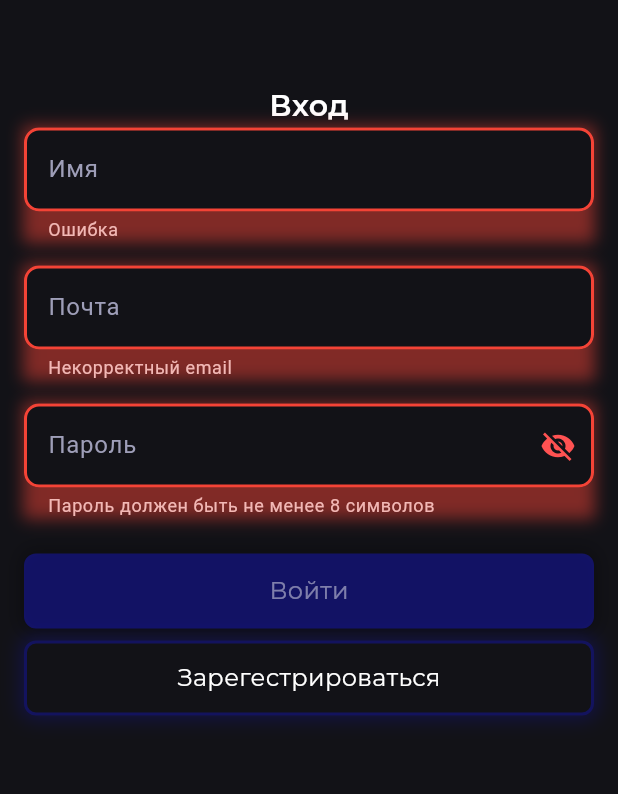
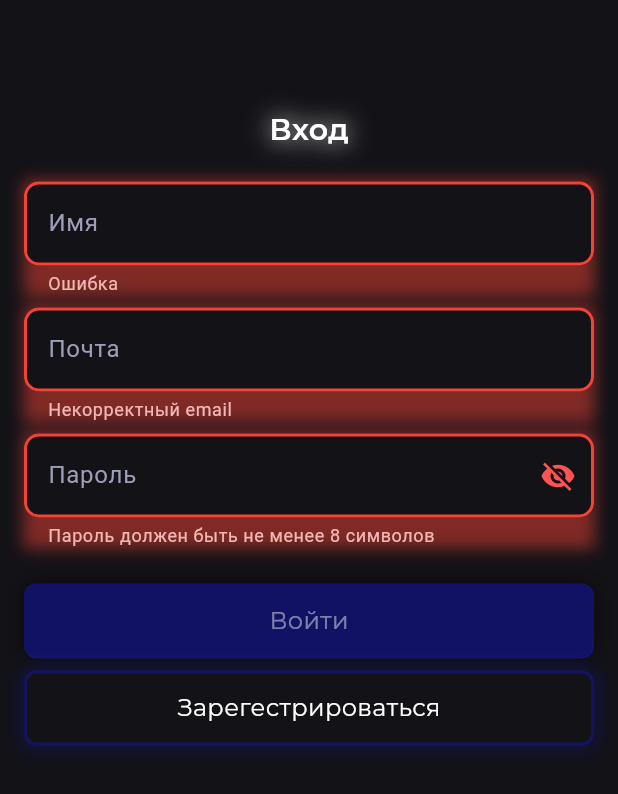
Before and after one commit to CeviCeve/my_band, a Flutter app: the screen it shows after launch, item 2 of the bottom bar chosen, after a tap on "Войти", on a phone screen of 412 x 824 dp. Shown: the top 794 px of the screen. Run offline on Flutter 3.47's test engine with Material 3 defaults, Android fonts, the phone set to English and light mode, and no system bars; our stand-ins replace google_fonts, isar; accounts and stored records are empty; generated files the repository leaves out were written again.

```diff
--- a/lib/ui/activity/login_screen.dart
+++ b/lib/ui/activity/login_screen.dart
@@ -27,7 +27,7 @@ class _LoginScreenState extends State<LoginScreen> {
 
   bool get _isStepValid {
     final isValid =
-        _nameController.text.isEmpty &&
+        _nameController.text.isNotEmpty &&
         _emailController.text.isNotEmpty &&
         _passwordController.text.isNotEmpty &&
         RegExp(
@@ -62,12 +62,18 @@ class _LoginScreenState extends State<LoginScreen> {
         child: Column(
           mainAxisAlignment: MainAxisAlignment.start,
           children: [
-            Text(
-              "Вход",
-              style: GoogleFonts.montserrat(
-                color: Colors.white,
-                fontWeight: FontWeight.w600,
-                fontSize: 20,
+            Padding(
+              padding: const EdgeInsets.fromLTRB(0, 16, 0, 20),
+              child: Text(
+                "Вход",
+                style: GoogleFonts.montserrat(
+                  color: Colors.white,
+                  fontWeight: FontWeight.w600,
+                  fontSize: 20,
+                  shadows: <Shadow>[
+                    Shadow(color: Colors.white, blurRadius: 20),
+                  ],
+                ),
               ),
             ),
             _buildLogin(),
@@ -87,7 +93,7 @@ class _LoginScreenState extends State<LoginScreen> {
           onChanged: (_) => setState(() {}),
         ),
         Padding(
-          padding: const EdgeInsets.fromLTRB(0, 16, 0, 16),
+          padding: const EdgeInsets.fromLTRB(0, 8, 0, 8),
           child: CustomTextField(
             onChanged: (_) => setState(() {}),
             controller: _emailController,
--- a/lib/ui/activity/registration_screen.dart
+++ b/lib/ui/activity/registration_screen.dart
@@ -85,12 +85,18 @@ class _RegistrationScreenState extends State<RegistrationScreen> {
         child: Column(
           mainAxisAlignment: MainAxisAlignment.start,
           children: [
-            Text(
-              "Регистрация",
-              style: GoogleFonts.montserrat(
-                color: Colors.white,
-                fontWeight: FontWeight.w600,
-                fontSize: 20,
+            Padding(
+              padding: const EdgeInsets.fromLTRB(0, 16, 0, 20),
+              child: Text(
+                "Регистрация",
+                style: GoogleFonts.montserrat(
+                  color: Colors.white,
+                  fontWeight: FontWeight.w600,
+                  fontSize: 20,
+                  shadows: <Shadow>[
+                    Shadow(color: Colors.white, blurRadius: 20),
+                  ],
+                ),
               ),
             ),
             _currentStep == 1 ? _buildFirstStep() : _buildSecondStep(),
@@ -158,7 +164,7 @@ class _RegistrationScreenState extends State<RegistrationScreen> {
           backgroundColor:
               _isFirstStepValid ? kActiveButtonColor : kInactiveButtonColor,
           borderColor:
-              _isFirstStepValid ? kActiveButtonColor : kBackgroundColor,
+              _isFirstStepValid ? kActiveButtonColor : Colors.transparent,
           shadow: _isFirstStepValid ? kActiveButtonColor : Colors.transparent,
           onPressed:
               _isFirstStepValid ? () => setState(() => _currentStep = 2) : null,
```
